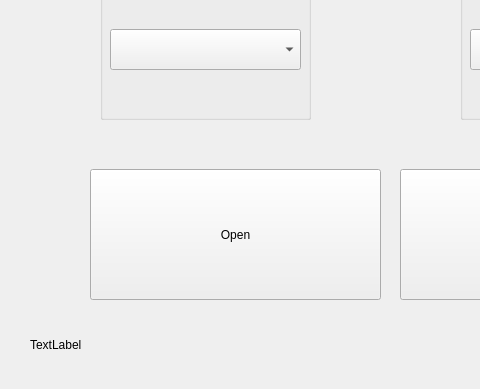
The window that mainmenu.ui (CountMurphy/Jerry-Rig) describes before a commit, drawn with Qt 5; both pictures show x 0 to 480 and y 150 to 539 of the 756 by 539 pixel window.
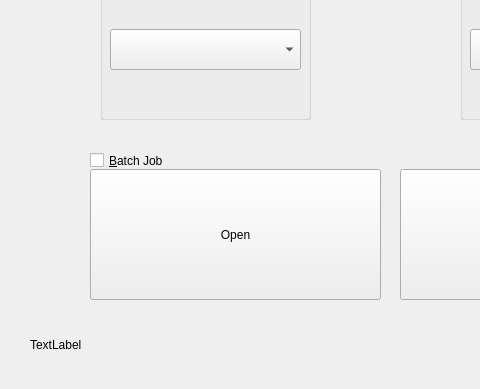
The same window after the commit. Icons and pictures are not drawn.

Commit message: Started batch render feature

What changed in the file:
```diff
--- a/mainmenu.ui
+++ b/mainmenu.ui
@@ -129,6 +129,19 @@
      <string>TextLabel</string>
     </property>
    </widget>
+   <widget class="QCheckBox" name="chkBatch">
+    <property name="geometry">
+     <rect>
+      <x>90</x>
+      <y>280</y>
+      <width>86</width>
+      <height>23</height>
+     </rect>
+    </property>
+    <property name="text">
+     <string>&amp;Batch Job</string>
+    </property>
+   </widget>
   </widget>
   <widget class="QMenuBar" name="menuBar">
    <property name="geometry">
```
The commit also changes 2 other files.
